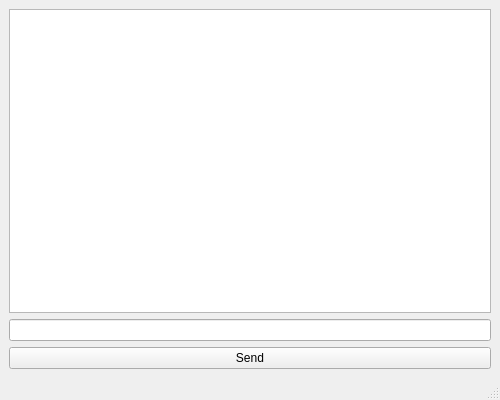
Above: src/MainWindow.ui from bradosia/DeepSeekChat before the change. Below: the same form after it.
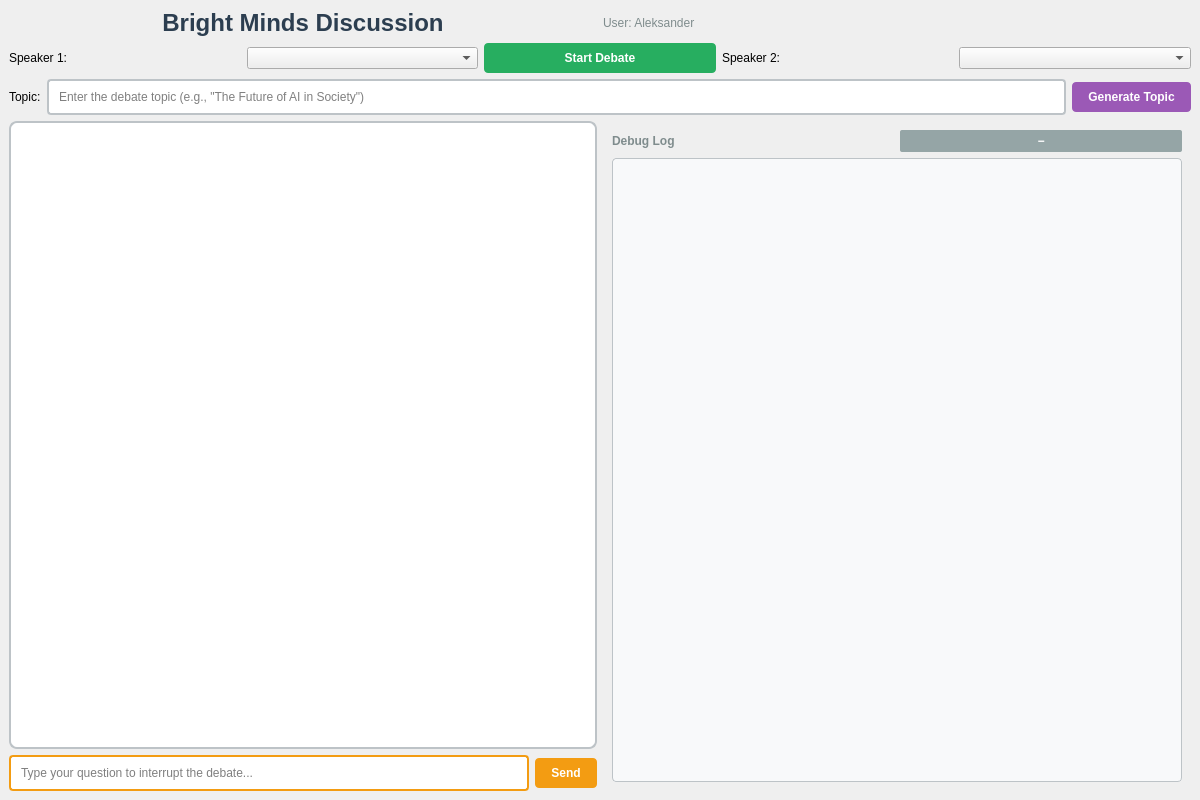
That is the form after the change.

The edit to the form file:
```diff
--- a/src/MainWindow.ui
+++ b/src/MainWindow.ui
@@ -3,39 +3,144 @@
  <class>MainWindow</class>
  <widget class="QMainWindow" name="MainWindow">
   <property name="geometry">
-   <rect>
-    <x>0</x>
-    <y>0</y>
-    <width>500</width>
-    <height>400</height>
-   </rect>
+   <rect><x>0</x><y>0</y><width>1200</width><height>800</height></rect>
   </property>
   <property name="windowTitle">
    <string>DeepSeek Chat</string>
   </property>
   <widget class="QWidget" name="centralwidget">
-   <layout class="QVBoxLayout" name="verticalLayout" stretch="2,0,0">
+   <layout class="QVBoxLayout" name="mainLayout">
     <item>
-     <widget class="QTextEdit" name="chatDisplay">
-      <property name="readOnly">
-       <bool>true</bool>
-      </property>
-     </widget>
+     <layout class="QHBoxLayout" name="headerLayout">
+      <item>
+       <widget class="QLabel" name="titleLabel">
+        <property name="text"><string>Bright Minds Discussion</string></property>
+        <property name="alignment"><set>Qt::AlignCenter</set></property>
+        <property name="styleSheet"><string>font-size: 24px; font-weight: bold; color: #2c3e50;</string></property>
+       </widget>
+      </item>
+      <item>
+       <widget class="QLabel" name="userLabel">
+        <property name="text"><string>User: Aleksander</string></property>
+        <property name="styleSheet"><string>color: #7f8c8d;</string></property>
+       </widget>
+      </item>
+     </layout>
     </item>
     <item>
-     <widget class="QLineEdit" name="inputBox"/>
+     <layout class="QHBoxLayout" name="controlLayout">
+      <item>
+       <widget class="QLabel" name="speaker1Label">
+        <property name="text"><string>Speaker 1:</string></property>
+       </widget>
+      </item>
+      <item>
+       <widget class="QComboBox" name="speaker1ComboBox">
+        <property name="minimumWidth"><number>150</number></property>
+       </widget>
+      </item>
+      <item>
+       <widget class="QPushButton" name="startButton">
+        <property name="text"><string>Start Debate</string></property>
+        <property name="styleSheet"><string>background-color: #27ae60; color: white; padding: 8px 16px; border-radius: 4px; font-weight: bold;</string></property>
+       </widget>
+      </item>
+      <item>
+       <widget class="QLabel" name="speaker2Label">
+        <property name="text"><string>Speaker 2:</string></property>
+       </widget>
+      </item>
+      <item>
+       <widget class="QComboBox" name="speaker2ComboBox">
+        <property name="minimumWidth"><number>150</number></property>
+       </widget>
+      </item>
+     </layout>
     </item>
     <item>
-     <widget class="QPushButton" name="sendButton">
-      <property name="text">
-       <string>Send</string>
-      </property>
-     </widget>
+     <layout class="QHBoxLayout" name="topicLayout">
+      <item>
+       <widget class="QLabel" name="topicLabel">
+        <property name="text"><string>Topic:</string></property>
+       </widget>
+      </item>
+      <item>
+       <widget class="QLineEdit" name="topicInput">
+        <property name="placeholderText"><string>Enter the debate topic (e.g., "The Future of AI in Society")</string></property>
+        <property name="styleSheet"><string>padding: 8px; border: 2px solid #bdc3c7; border-radius: 4px;</string></property>
+       </widget>
+      </item>
+      <item>
+       <widget class="QPushButton" name="generateTopicButton">
+        <property name="text"><string>Generate Topic</string></property>
+        <property name="styleSheet"><string>background-color: #9b59b6; color: white; padding: 8px 16px; border-radius: 4px; font-weight: bold;</string></property>
+       </widget>
+      </item>
+     </layout>
+    </item>
+    <item>
+     <layout class="QHBoxLayout" name="chatAndDebugLayout">
+      <item>
+       <layout class="QVBoxLayout" name="chatLayout">
+        <item>
+         <widget class="QTextEdit" name="unifiedChat">
+          <property name="readOnly"><bool>true</bool></property>
+          <property name="styleSheet"><string>border: 2px solid #bdc3c7; border-radius: 8px; padding: 10px; background-color: #ffffff; font-family: 'Segoe UI', Arial, sans-serif;</string></property>
+         </widget>
+        </item>
+        <item>
+         <layout class="QHBoxLayout" name="inputLayout">
+          <item>
+           <widget class="QLineEdit" name="questionInput">
+            <property name="placeholderText"><string>Type your question to interrupt the debate...</string></property>
+            <property name="styleSheet"><string>padding: 8px; border: 2px solid #f39c12; border-radius: 4px;</string></property>
+           </widget>
+          </item>
+          <item>
+           <widget class="QPushButton" name="sendButton">
+            <property name="text"><string>Send</string></property>
+            <property name="styleSheet"><string>background-color: #f39c12; color: white; padding: 8px 16px; border-radius: 4px; font-weight: bold;</string></property>
+           </widget>
+          </item>
+         </layout>
+        </item>
+       </layout>
+      </item>
+      <item>
+       <widget class="QWidget" name="debugPanel">
+        <property name="maximumWidth"><number>300</number></property>
+        <property name="minimumWidth"><number>200</number></property>
+        <layout class="QVBoxLayout" name="debugLayout">
+         <item>
+          <layout class="QHBoxLayout" name="debugHeaderLayout">
+           <item>
+            <widget class="QLabel" name="debugLabel">
+             <property name="text"><string>Debug Log</string></property>
+             <property name="styleSheet"><string>font-weight: bold; color: #7f8c8d;</string></property>
+            </widget>
+           </item>
+           <item>
+            <widget class="QPushButton" name="toggleDebugButton">
+             <property name="text"><string>−</string></property>
+             <property name="maximumWidth"><number>30</number></property>
+             <property name="styleSheet"><string>background-color: #95a5a6; color: white; padding: 4px; border-radius: 2px; font-weight: bold;</string></property>
+            </widget>
+           </item>
+          </layout>
+         </item>
+         <item>
+          <widget class="QTextEdit" name="debugLog">
+           <property name="readOnly"><bool>true</bool></property>
+           <property name="styleSheet"><string>border: 1px solid #bdc3c7; border-radius: 4px; padding: 8px; background-color: #f8f9fa; font-family: 'Consolas', 'Monaco', monospace; font-size: 11px;</string></property>
+          </widget>
+         </item>
+        </layout>
+       </widget>
+      </item>
+     </layout>
     </item>
    </layout>
   </widget>
-  <widget class="QMenuBar" name="menubar"/>
-  <widget class="QStatusBar" name="statusbar"/>
  </widget>
  <resources/>
  <connections/>
```
Left out of the diff: 4 changed lines with no effect on the pictures.
